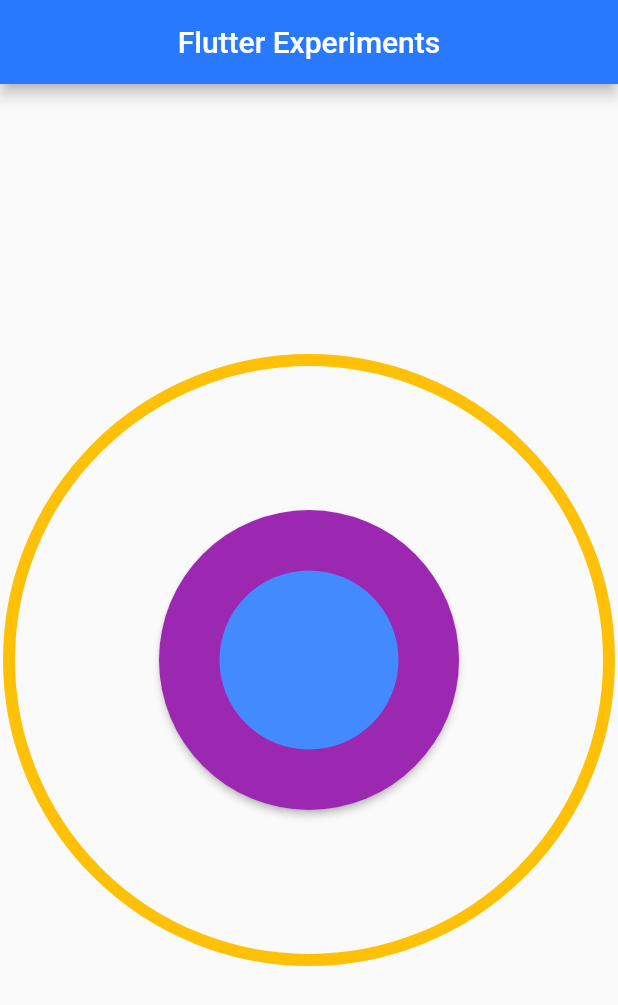
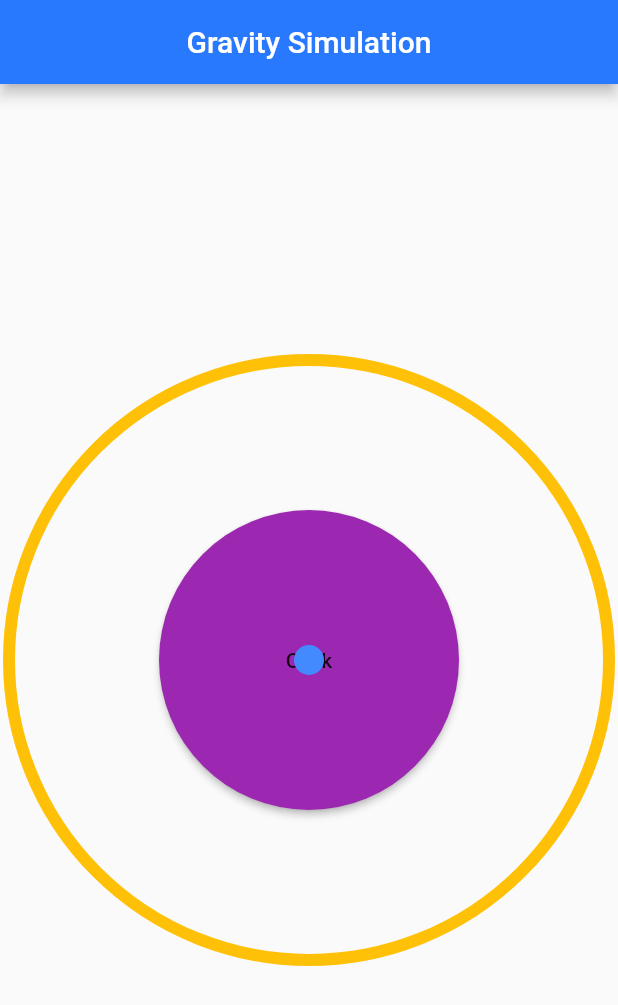
Before and after one commit to jaydaji/nbody, a Flutter app: the screen it shows after launch, on a phone screen of 412 x 824 dp. Shown: the top 1005 px of the screen. Run offline on Flutter 3.47's test engine with Material 2 defaults, Android fonts, the phone set to English and light mode, and no system bars.

Commit message:
first commit of a constants file

```diff
--- /dev/null
+++ b/lib/Constants/Constants.class.dart
@@ -0,0 +1,8 @@
+import 'dart:ui';
+
+class Constants
+{
+    static const String title = 'Gravity Simulation';
+    static const Color backgroundColor = Color(0xFF2979FF);
+
+}
--- a/lib/main.dart
+++ b/lib/main.dart
@@ -3,6 +3,8 @@ import 'dart:core';
 import 'dart:ui';
 import 'package:flutter/material.dart';
 import 'package:flutter/animation.dart';
+
+import './Constants/Constants.class.dart';
 
 import './Models/Body/Body.class.dart';
 import './Models/Body/Position.class.dart';
@@ -33,12 +35,12 @@ class Home extends StatelessWidget
         return Scaffold(
             appBar: AppBar(
                 title: Text(
-                    "Flutter Experiments",
+                    Constants.title,
                     style: TextStyle(
                         color: Colors.white,
                     ),
                 ),
-                backgroundColor: Color(0xFF2979FF),
+                backgroundColor: Constants.backgroundColor,
                 centerTitle: true),
             body: HomeContent());
     }
@@ -58,7 +60,7 @@ class _HomeContentState extends State<HomeContent>
 
     List<Body> bodys = [Body(BodyPosition(positionX: 200.0, positionY: 200.0),
         BodyVelocity(velocityX: 0.0, velocityY: 0.0),
-        1.5)
+        3.0)
     ];
 
     double percentage = 0.0;
```
